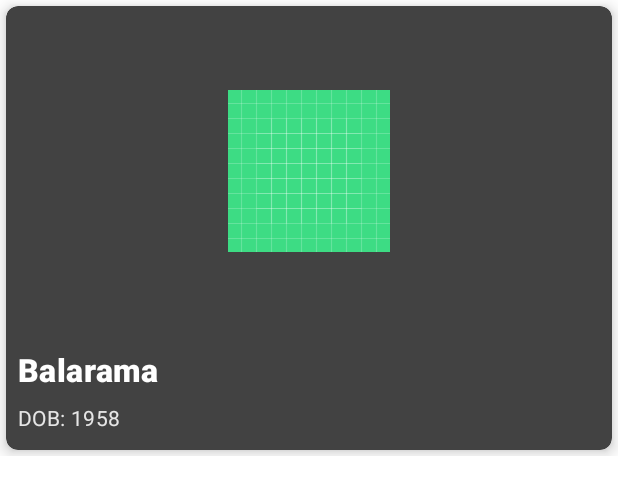
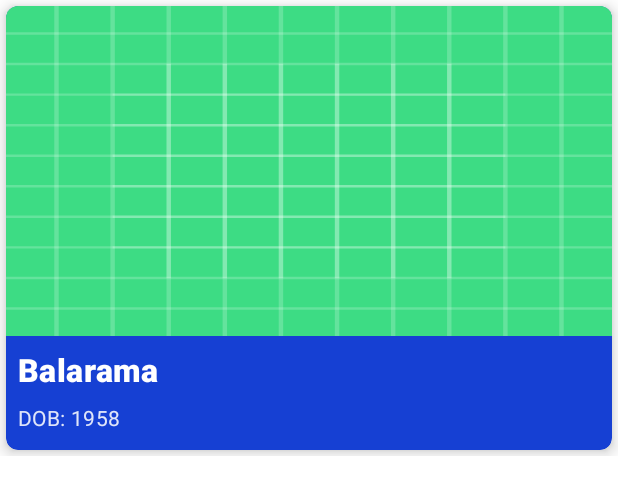
Before and after one commit to JoelKanyi/Elephants, an Android app: the layout item_elephant.xml on its own in the app's theme, with its tools: preview values and no code run, on a phone screen of 412 x 824 dp. Shown: the top 495 px of the screen. Run offline under Robolectric (Android 15) with nearby library versions, the phone set to English and light mode, and no system bars; plain views replace TransformationLayout.

Commit message:
backgrounds and image scale type

```diff
--- a/app/src/main/java/com/kanyideveloper/elephants/ElephantAdapter.kt
+++ b/app/src/main/java/com/kanyideveloper/elephants/ElephantAdapter.kt
@@ -23,7 +23,7 @@ class ElephantAdapter : RecyclerView.Adapter<ElephantAdapter.ElephantViewHolder>
                 .load(item.image_url)
                 .into(item_elephant_image)
             item_elephant_name.text = item.name
-            item_elephant_dob.text = item.dob
+            item_elephant_dob.text = "D.O.B ${item.dob}"
 
             setOnClickListener {
 
--- a/app/src/main/res/layout/item_elephant.xml
+++ b/app/src/main/res/layout/item_elephant.xml
@@ -14,7 +14,7 @@
         android:layout_height="wrap_content"
         android:layout_margin="4dp"
         android:foreground="?attr/selectableItemBackground"
-        app:cardBackgroundColor="@color/background800"
+        app:cardBackgroundColor="#1640d3"
         app:cardCornerRadius="8dp"
         app:cardElevation="6dp">
 
@@ -29,8 +29,9 @@
                 android:id="@+id/item_elephant_image"
                 android:layout_width="match_parent"
                 android:layout_height="220dp"
-                android:scaleType="center"
+                android:scaleType="fitXY"
                 app:layout_constraintEnd_toEndOf="parent"
+                app:layout_constraintHorizontal_bias="0.0"
                 app:layout_constraintStart_toStartOf="parent"
                 app:layout_constraintTop_toTopOf="parent"
                 tools:src="@drawable/ic_launcher_background" />
```
